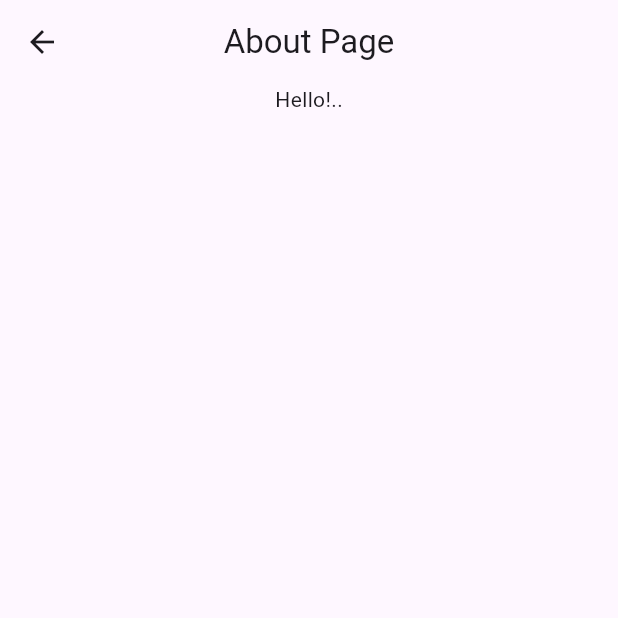
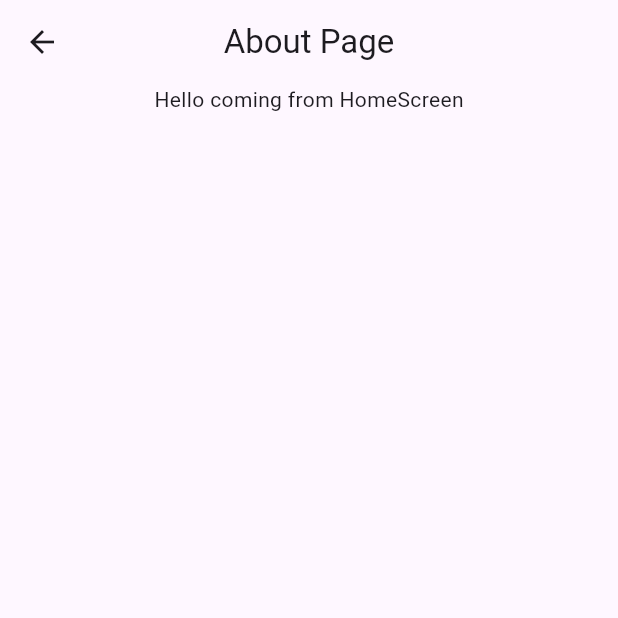
Before and after one commit to Nishant19Yadav/JOVAC, a Flutter app: the screen it shows after launch, after a tap on "Push worked with MaterialPageRoute", on a phone screen of 412 x 824 dp, the top half of it. Run offline on Flutter 3.47's test engine with Material 3 defaults, Android fonts, the light colour scheme and no system bars.

Commit message:
navigation with data

```diff
--- a/navigationinflutter/lib/main.dart
+++ b/navigationinflutter/lib/main.dart
@@ -23,6 +23,7 @@ class MyApp extends StatelessWidget {
 }
 
 class HomeScreen extends StatelessWidget {
+  final String sampleString = "Hello coming from HomeScreen";
   const HomeScreen({super.key});
 
   @override
@@ -35,7 +36,9 @@ class HomeScreen extends StatelessWidget {
             title: Text('Push worked with MaterialPageRoute'),
             onTap: () => Navigator.push(
               context,
-              MaterialPageRoute(builder: (_) => AboutPage()),
+              MaterialPageRoute(builder: (_) => AboutPage(
+                sampleString: sampleString,
+              )),
             ),
           ),
           ListTile(
@@ -81,13 +84,20 @@ class HomeScreen extends StatelessWidget {
 }
 
 class AboutPage extends StatelessWidget {
-  const AboutPage({super.key});
+  final String? sampleString;
+  const AboutPage({super.key, this.sampleString});
 
   @override
   Widget build(BuildContext context) {
     return Scaffold(
       appBar: AppBar(title: Text('About Page'), centerTitle: true),
-      body: Center(child: Column(children: [Text('Hello!..')])),
+      body: Center(
+          child: Column(
+              children: [
+                Text(sampleString.toString())
+              ]
+          )
+      ),
     );
   }
 }
@@ -105,7 +115,7 @@ class ContactPage extends StatelessWidget {
       body: Center(
           child: Column(
             children: [
-              Text('Contact'),
+              Text(''),
               ElevatedButton(onPressed: ()=>Navigator.pop(context), child: Text('Back'))
             ],
 
```
